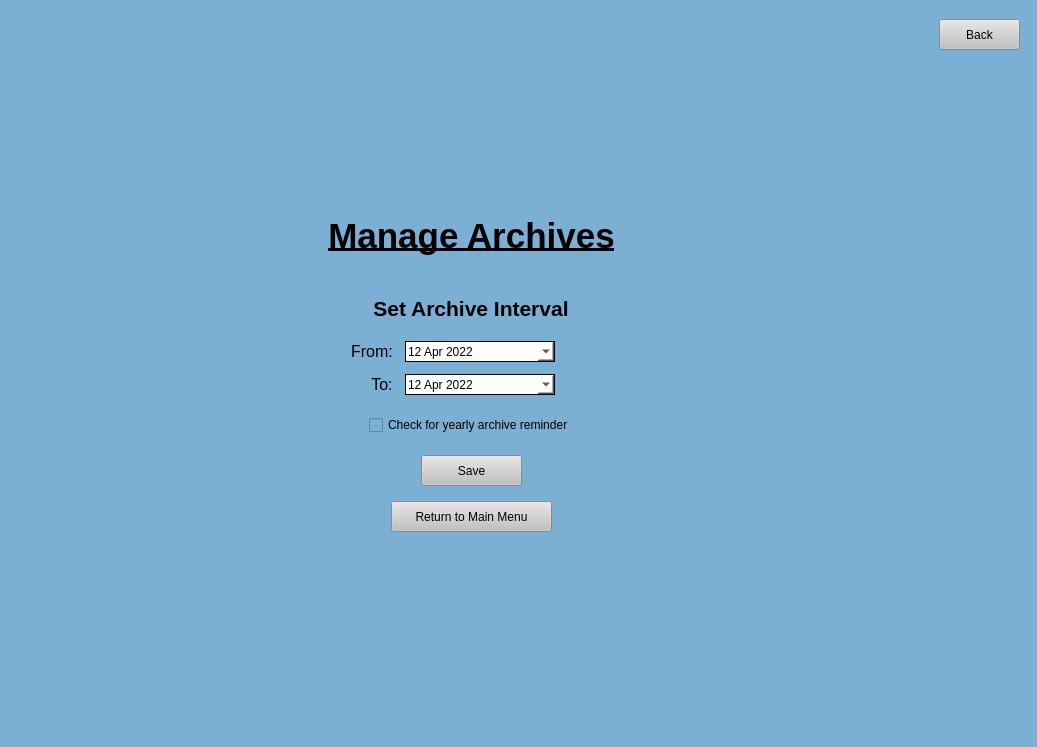
Old version of the form UI Screens/COMBdb_Settings_Manage_Archives_Form.ui in the repository Kasmanian/COMBDb-oldgen.
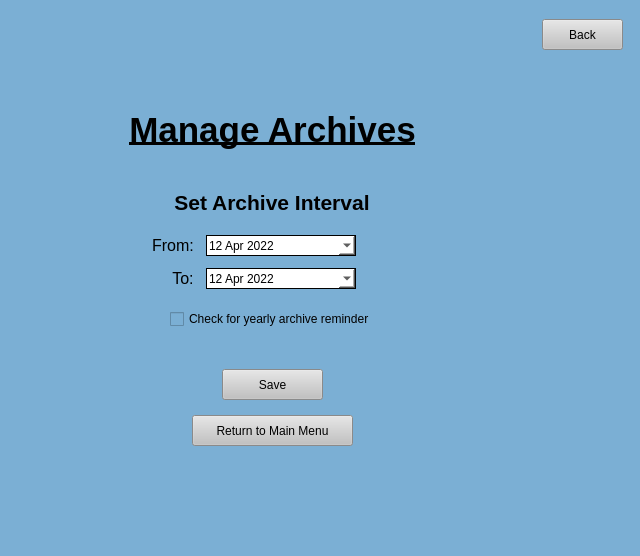
New version of the form.

Patch:
```diff
--- a/UI Screens/COMBdb_Settings_Manage_Archives_Form.ui
+++ b/UI Screens/COMBdb_Settings_Manage_Archives_Form.ui
@@ -9,8 +9,8 @@
    <rect>
     <x>0</x>
     <y>0</y>
-    <width>1037</width>
-    <height>747</height>
+    <width>640</width>
+    <height>556</height>
    </rect>
   </property>
   <property name="windowTitle">
@@ -401,7 +401,7 @@
           <property name="sizeHint" stdset="0">
            <size>
             <width>20</width>
-            <height>20</height>
+            <height>40</height>
            </size>
           </property>
          </spacer>
```
Left out of the diff: 2 changed lines with no effect on the pictures.
